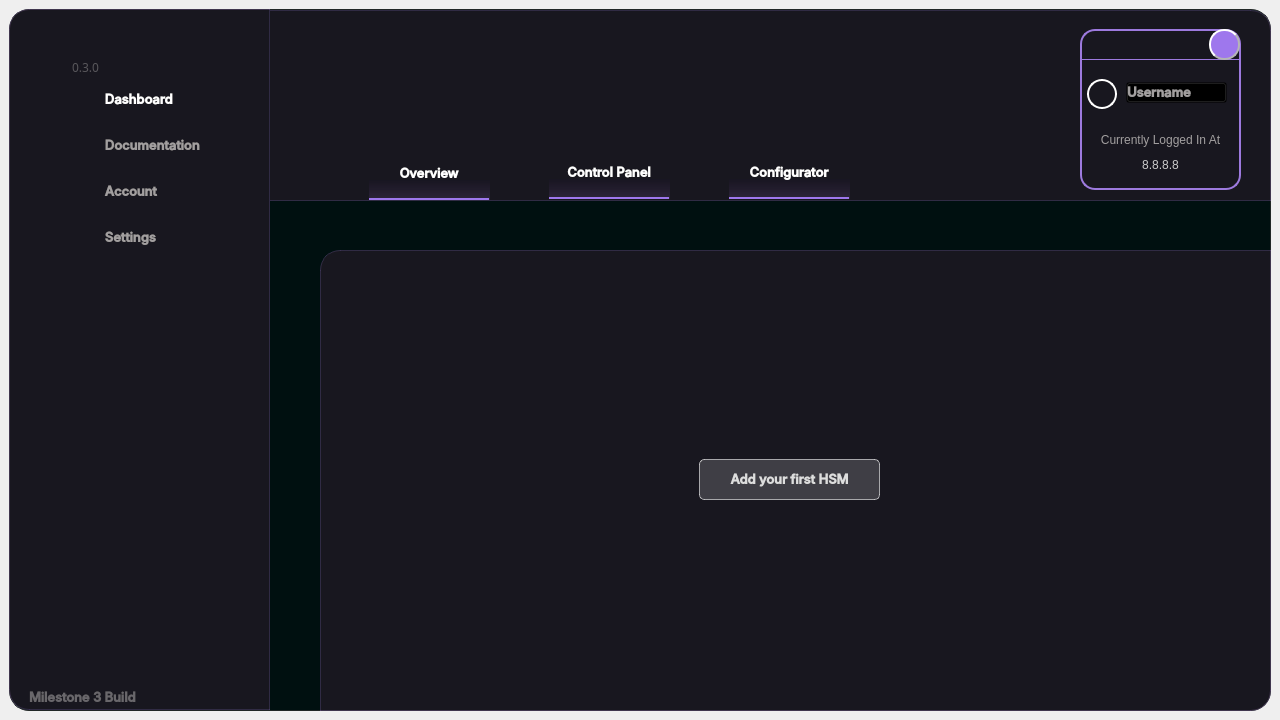
ameasere/Polaris, file UI/main.ui: the form before one commit.
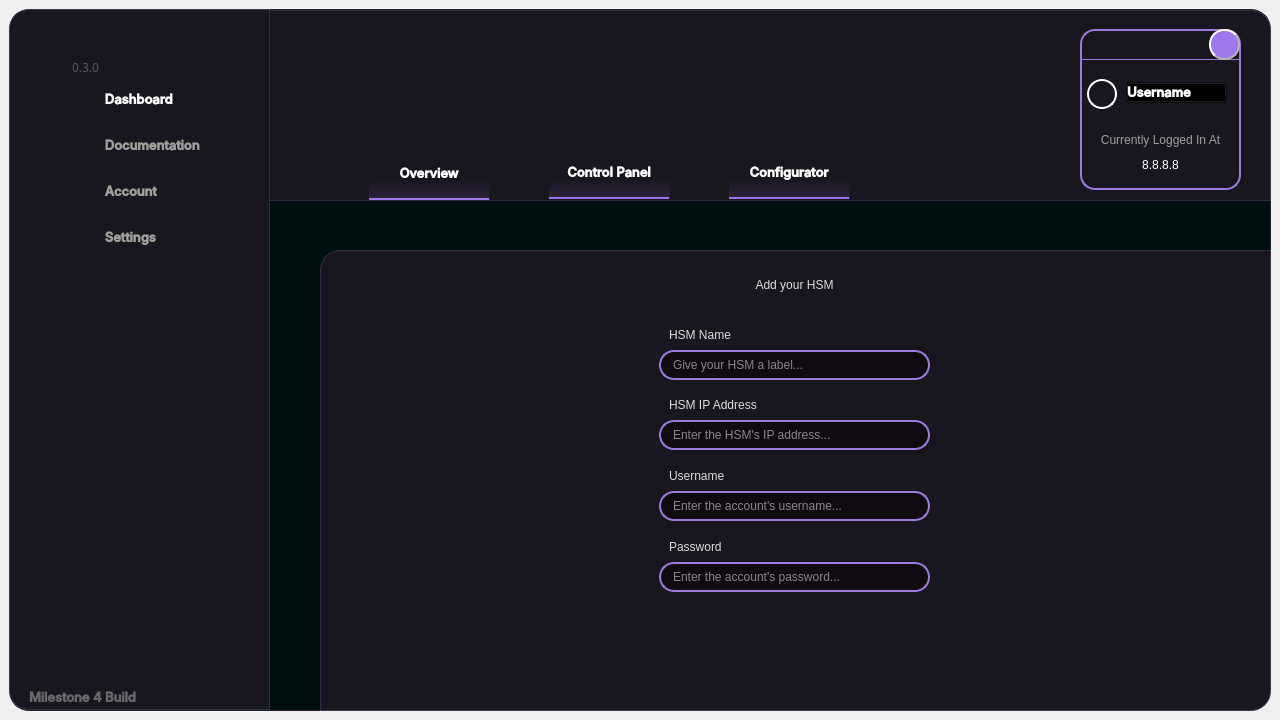
The form after the commit. The open tabs and pages were chosen to show the change. Icons and pictures are not drawn.

The edit to the form file:
```diff
--- a/UI/main.ui
+++ b/UI/main.ui
@@ -965,7 +965,7 @@
        </property>
        <property name="styleSheet">
         <string notr="true">QFrame  {
-	background-color: rgba(40, 27, 40);
+	background-color: rgb(40, 27, 40);
 	background: solid;
 	border: 2px solid rgb(157, 122, 222);
 	border-radius: 15px;
@@ -1212,7 +1212,7 @@
          <string notr="true">background-color: transparent;
 font: 600 10pt &quot;Inter Medium&quot;;
 text-align: left;
-color: #A29F9F;</string>
+color: #fff;</string>
         </property>
         <property name="text">
          <string>Username</string>
@@ -1255,7 +1255,7 @@
 background-color: transparent;
 font: 600 10pt &quot;Inter Medium&quot;;
 text-align: left;
-color: rgb(202, 202, 202)</string>
+color: rgb(255, 255, 255)</string>
         </property>
         <property name="text">
          <string>8.8.8.8</string>
@@ -1482,7 +1482,7 @@
 text-align: left;</string>
        </property>
        <property name="text">
-        <string>Milestone 3 Build</string>
+        <string>Milestone 4 Build</string>
        </property>
        <property name="alignment">
         <set>Qt::AlignLeading|Qt::AlignLeft|Qt::AlignVCenter</set>
@@ -1583,6 +1583,16 @@
         <number>0</number>
        </property>
        <widget class="QWidget" name="hsmlist">
+        <widget class="QStackedWidget" name="hsmpages">
+         <property name="geometry">
+          <rect>
+           <x>0</x>
+           <y>0</y>
+           <width>931</width>
+           <height>441</height>
+          </rect>
+         </property>
+         <widget class="QWidget" name="addfirst">
         <widget class="QPushButton" name="btn_addfirsthsm">
          <property name="geometry">
           <rect>
@@ -1641,6 +1651,231 @@
          </property>
         </widget>
        </widget>
+         <widget class="QWidget" name="hsmdetails">
+          <widget class="QLineEdit" name="hsm_name">
+           <property name="geometry">
+            <rect>
+             <x>330</x>
+             <y>91</y>
+             <width>271</width>
+             <height>30</height>
+            </rect>
+           </property>
+           <property name="minimumSize">
+            <size>
+             <width>0</width>
+             <height>30</height>
+            </size>
+           </property>
+           <property name="styleSheet">
+            <string notr="true">background: solid rgb(16, 11, 16);
+border: 2px solid rgb(157, 122, 222);
+border-radius: 15px;
+font: 600 10pt &quot;Inter Medium&quot;;
+color: white;</string>
+           </property>
+           <property name="text">
+            <string/>
+           </property>
+           <property name="placeholderText">
+            <string>Give your HSM a label...</string>
+           </property>
+          </widget>
+          <widget class="QLabel" name="hsmnamelabel">
+           <property name="geometry">
+            <rect>
+             <x>340</x>
+             <y>60</y>
+             <width>261</width>
+             <height>31</height>
+            </rect>
+           </property>
+           <property name="styleSheet">
+            <string notr="true">font: 600 10pt &quot;Inter Medium&quot;;</string>
+           </property>
+           <property name="text">
+            <string>HSM Name</string>
+           </property>
+          </widget>
+          <widget class="QLabel" name="addhsmtitle">
+           <property name="geometry">
+            <rect>
+             <x>0</x>
+             <y>0</y>
+             <width>931</width>
+             <height>51</height>
+            </rect>
+           </property>
+           <property name="styleSheet">
+            <string notr="true">font: 600 16pt &quot;Inter Medium&quot;;</string>
+           </property>
+           <property name="text">
+            <string>Add your HSM</string>
+           </property>
+           <property name="alignment">
+            <set>Qt::AlignCenter</set>
+           </property>
+          </widget>
+          <widget class="QLabel" name="hmsusernamelabel">
+           <property name="geometry">
+            <rect>
+             <x>340</x>
+             <y>201</y>
+             <width>71</width>
+             <height>31</height>
+            </rect>
+           </property>
+           <property name="styleSheet">
+            <string notr="true">font: 600 10pt &quot;Inter Medium&quot;;</string>
+           </property>
+           <property name="text">
+            <string>Username</string>
+           </property>
+          </widget>
+          <widget class="QLineEdit" name="hsm_username">
+           <property name="geometry">
+            <rect>
+             <x>330</x>
+             <y>232</y>
+             <width>271</width>
+             <height>30</height>
+            </rect>
+           </property>
+           <property name="minimumSize">
+            <size>
+             <width>0</width>
+             <height>30</height>
+            </size>
+           </property>
+           <property name="styleSheet">
+            <string notr="true">background: solid rgb(16, 11, 16);
+border: 2px solid rgb(157, 122, 222);
+border-radius: 15px;
+font: 600 10pt &quot;Inter Medium&quot;;
+color: white;</string>
+           </property>
+           <property name="text">
+            <string/>
+           </property>
+           <property name="placeholderText">
+            <string>Enter the account's username...</string>
+           </property>
+          </widget>
+          <widget class="QLineEdit" name="hsm_password">
+           <property name="geometry">
+            <rect>
+             <x>330</x>
+             <y>303</y>
+             <width>271</width>
+             <height>30</height>
+            </rect>
+           </property>
+           <property name="minimumSize">
+            <size>
+             <width>0</width>
+             <height>30</height>
+            </size>
+           </property>
+           <property name="styleSheet">
+            <string notr="true">background: solid rgb(16, 11, 16);
+border: 2px solid rgb(157, 122, 222);
+border-radius: 15px;
+font: 600 10pt &quot;Inter Medium&quot;;
+color: white;</string>
+           </property>
+           <property name="text">
+            <string/>
+           </property>
+           <property name="placeholderText">
+            <string>Enter the account's password...</string>
+           </property>
+          </widget>
+          <widget class="QLabel" name="hsmpasswordlabel">
+           <property name="geometry">
+            <rect>
+             <x>340</x>
+             <y>272</y>
+             <width>71</width>
+             <height>31</height>
+            </rect>
+           </property>
+           <property name="styleSheet">
+            <string notr="true">font: 600 10pt &quot;Inter Medium&quot;;</string>
+           </property>
+           <property name="text">
+            <string>Password</string>
+           </property>
+          </widget>
+          <widget class="QLabel" name="hsmusernametooltip">
+           <property name="geometry">
+            <rect>
+             <x>410</x>
+             <y>210</y>
+             <width>16</width>
+             <height>16</height>
+            </rect>
+           </property>
+           <property name="toolTip">
+            <string>&lt;html&gt;&lt;head/&gt;&lt;body&gt;&lt;p&gt;This must be an account in the sudoers file. Do not use the root account here, use an unprivileged account with sudo access restricted by a password.&lt;/p&gt;&lt;/body&gt;&lt;/html&gt;</string>
+           </property>
+           <property name="styleSheet">
+            <string notr="true">font: 600 10pt &quot;Inter Medium&quot;;</string>
+           </property>
+           <property name="text">
+            <string/>
+           </property>
+           <property name="pixmap">
+            <pixmap resource="resources.qrc">:/icons/images/icons/alert-circle.png</pixmap>
+           </property>
+          </widget>
+          <widget class="QLineEdit" name="hsm_ip">
+           <property name="geometry">
+            <rect>
+             <x>330</x>
+             <y>161</y>
+             <width>271</width>
+             <height>30</height>
+            </rect>
+           </property>
+           <property name="minimumSize">
+            <size>
+             <width>0</width>
+             <height>30</height>
+            </size>
+           </property>
+           <property name="styleSheet">
+            <string notr="true">background: solid rgb(16, 11, 16);
+border: 2px solid rgb(157, 122, 222);
+border-radius: 15px;
+font: 600 10pt &quot;Inter Medium&quot;;
+color: white;</string>
+           </property>
+           <property name="text">
+            <string/>
+           </property>
+           <property name="placeholderText">
+            <string>Enter the HSM's IP address...</string>
+           </property>
+          </widget>
+          <widget class="QLabel" name="hsmiplabel">
+           <property name="geometry">
+            <rect>
+             <x>340</x>
+             <y>130</y>
+             <width>111</width>
+             <height>31</height>
+            </rect>
+           </property>
+           <property name="styleSheet">
+            <string notr="true">font: 600 10pt &quot;Inter Medium&quot;;</string>
+           </property>
+           <property name="text">
+            <string>HSM IP Address</string>
+           </property>
+          </widget>
+         </widget>
+        </widget>
+       </widget>
        <widget class="QWidget" name="configurator"/>
        <widget class="QWidget" name="controlpanel"/>
       </widget>
@@ -1649,8 +1884,8 @@
         <rect>
          <x>0</x>
          <y>0</y>
-         <width>1255</width>
-         <height>21</height>
+         <width>1261</width>
+         <height>51</height>
         </rect>
        </property>
        <property name="styleSheet">
```
Left out of the diff: 4 changed lines with no effect on the pictures. Lines whose indentation alone changed are shown as unchanged.
